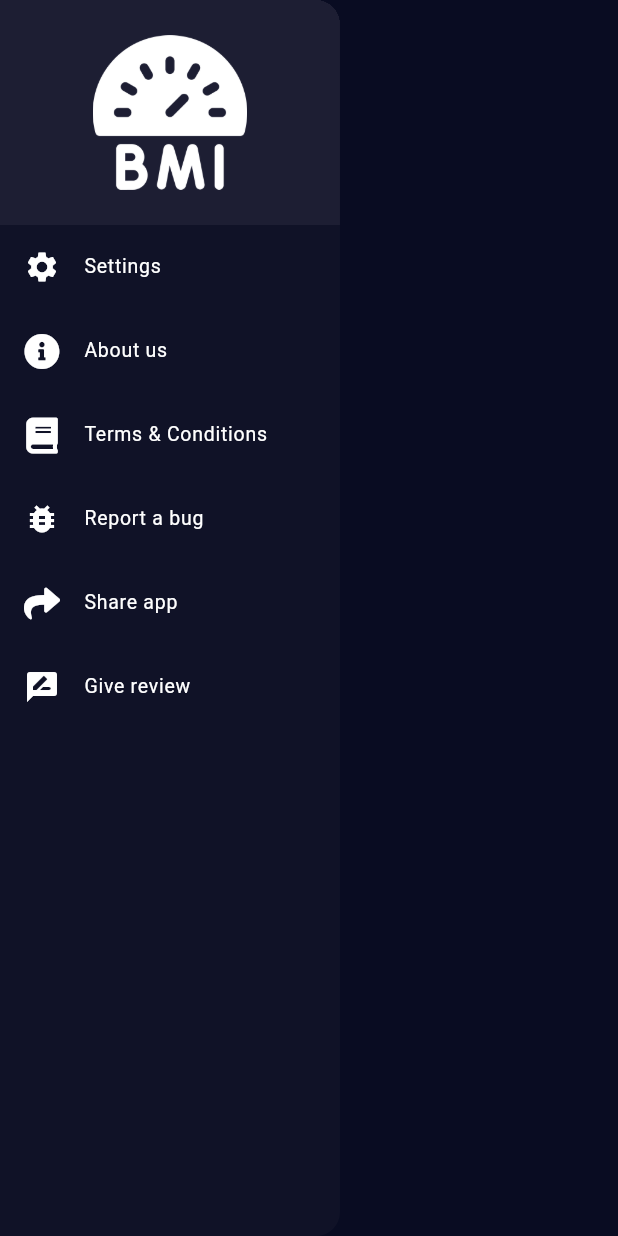
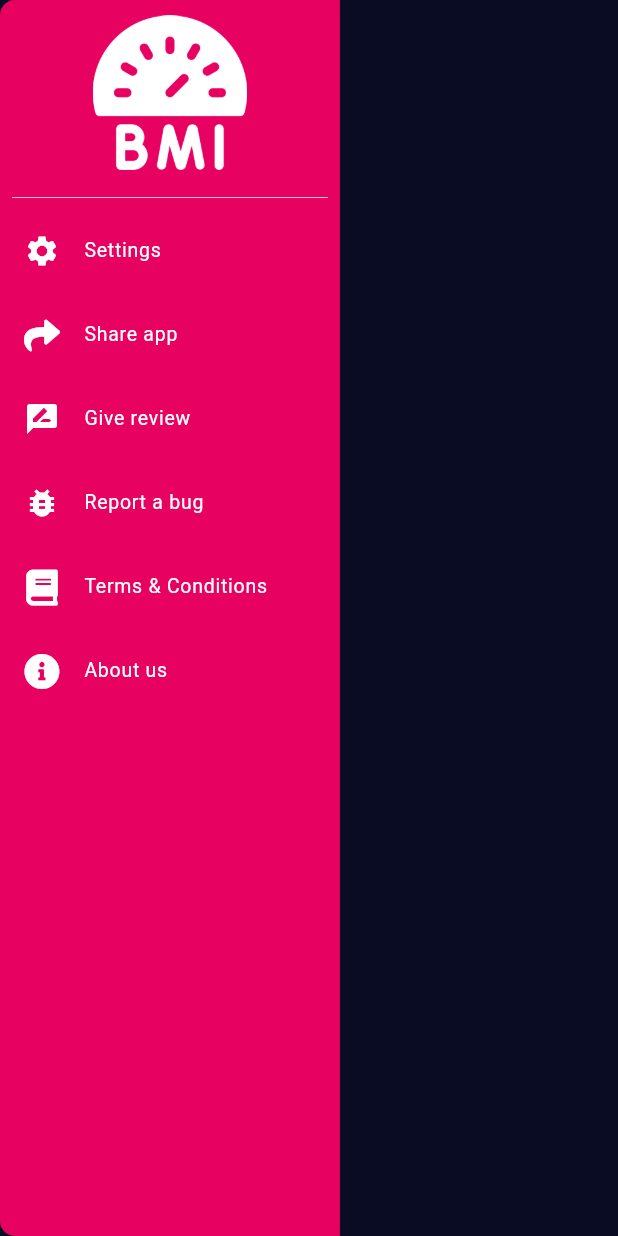
Before and after one commit to KayesAshfaQ/bmi-calculator-flutter, a Flutter app: the DrawerWidget widget shown alone on an empty page, opened directly, on a phone screen of 412 x 824 dp. Run offline on Flutter 3.47's test engine with Material 3 defaults, Android fonts, the phone set to English and light mode, and no system bars; our stand-ins replace font_awesome_flutter, webview_flutter.

Commit message:
refactor: nav-drawer updated

```diff
--- a/lib/components/nav_drawer_widget.dart
+++ b/lib/components/nav_drawer_widget.dart
@@ -17,13 +17,18 @@ class DrawerWidget extends StatelessWidget {
     final height = MediaQuery.of(context).size.height;
 
     return Drawer(
-      backgroundColor: const Color.fromRGBO(17, 19, 40, 0.9),
+      backgroundColor: kBottomContainerColor.withOpacity(0.9),
+      shape: const RoundedRectangleBorder(
+        borderRadius: BorderRadius.only(
+          topLeft: Radius.circular(10),
+          bottomLeft: Radius.circular(10),
+        ),
+      ),
       width: width * 0.55,
       child: ListView(
         children: <Widget>[
-          Container(
-            height: 150,
-            color: kActiveCardColor,
+          SizedBox(
+            height: height * 0.15,
             child: Center(
               child: Image.asset(
                 'assets/bmi.png',
@@ -32,23 +37,17 @@ class DrawerWidget extends StatelessWidget {
               ),
             ),
           ),
+          // divider
+          const Padding(
+            padding: EdgeInsets.symmetric(horizontal: 8),
+            child: Divider(
+              color: Colors.white,
+              thickness: 0.5,
+            ),
+          ),
           const DrawerListItemWidget(
             icon: Icons.settings,
             label: 'Settings',
-          ),
-          DrawerListItemWidget(
-            icon: FontAwesomeIcons.infoCircle,
-            label: 'About us',
-            onTap: push(context, const AboutPage()),
-          ),
-           DrawerListItemWidget(
-            icon: FontAwesomeIcons.book,
-            label: 'Terms & Conditions',
-            onTap: push(context, const TermsConditions()),
-          ),
-          const DrawerListItemWidget(
-            icon: Icons.bug_report,
-            label: 'Report a bug',
           ),
           const DrawerListItemWidget(
             icon: FontAwesomeIcons.share,
@@ -57,6 +56,20 @@ class DrawerWidget extends StatelessWidget {
           const DrawerListItemWidget(
             icon: Icons.rate_review_rounded,
             label: 'Give review',
+          ),
+          const DrawerListItemWidget(
+            icon: Icons.bug_report,
+            label: 'Report a bug',
+          ),
+          DrawerListItemWidget(
+            icon: FontAwesomeIcons.book,
+            label: 'Terms & Conditions',
+            onTap: push(context, const TermsConditions()),
+          ),
+          DrawerListItemWidget(
+            icon: FontAwesomeIcons.infoCircle,
+            label: 'About us',
+            onTap: push(context, const AboutPage()),
           ),
         ],
       ),
```
Also changed, not shown: 1 other file.
